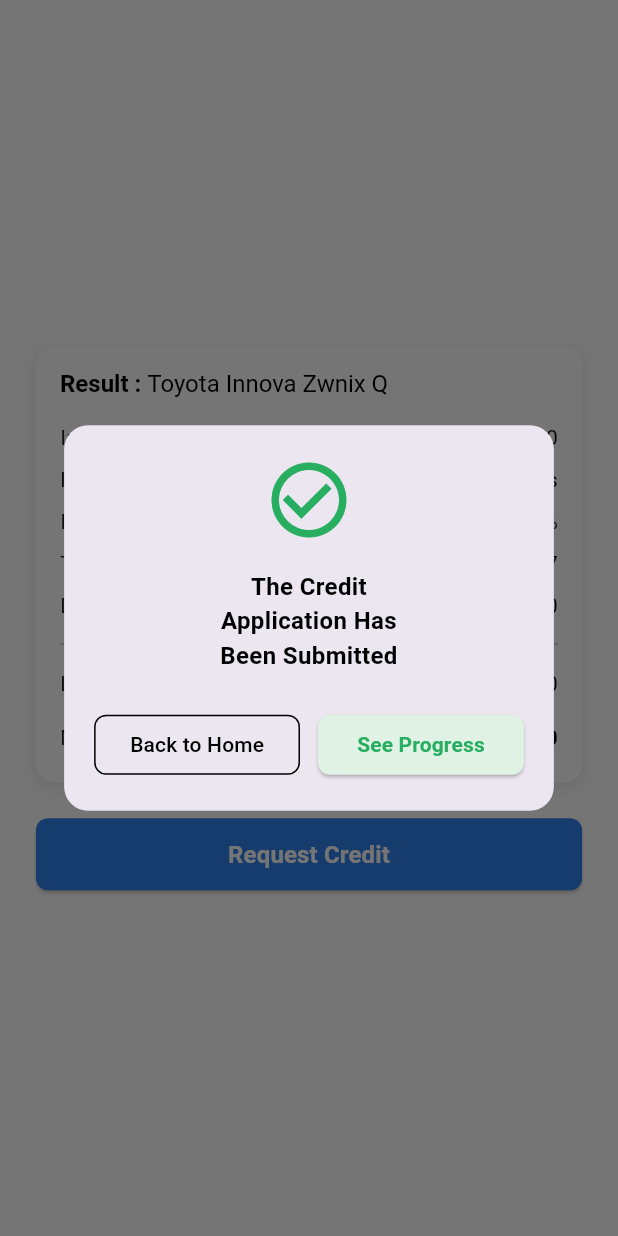
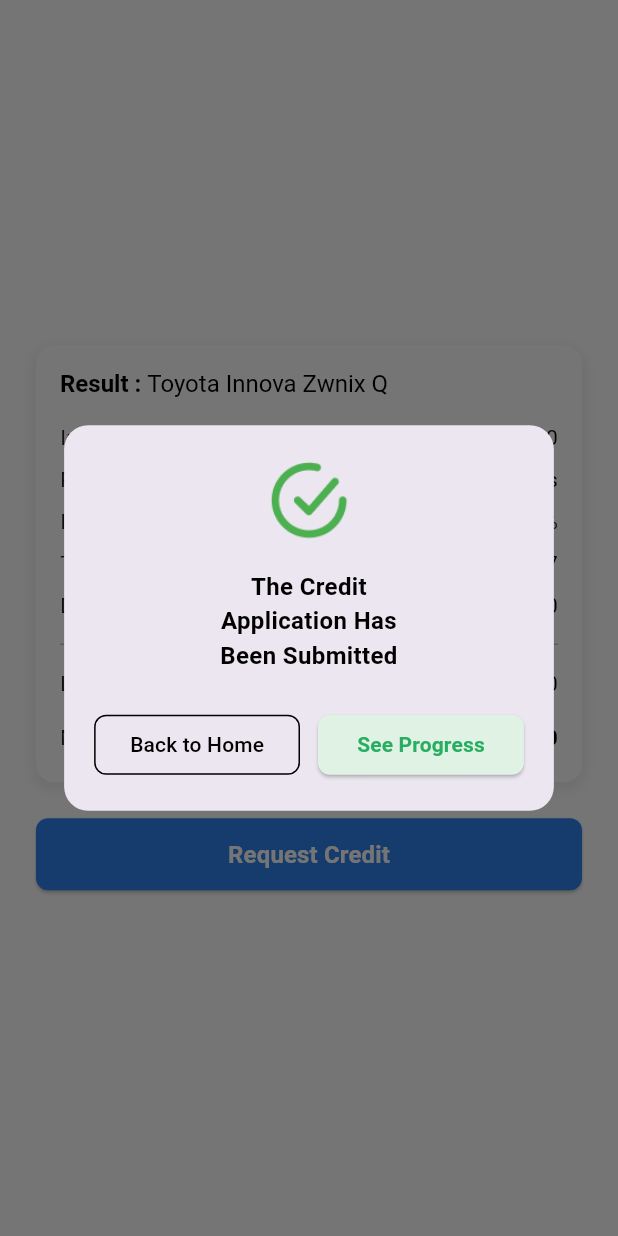
Before and after one commit to Pradeva/flutter-kredit, a Flutter app: the RequestCreditPage screen opened directly, after a tap on "Request Credit", on a phone screen of 412 x 824 dp. Run offline on Flutter 3.47's test engine with Material 3 defaults, Android fonts, the phone set to English and light mode, and no system bars.

Commit message:
Commit ulang file

```diff
--- a/lib/main.dart
+++ b/lib/main.dart
@@ -1,10 +1,10 @@
 import 'package:flutter/material.dart';
-
+import 'package:itdp/requestcreditpage.dart';
 import 'splash_screen.dart';
 
 void main() {
   runApp(MaterialApp(
     debugShowCheckedModeBanner: false,
-    home: SplashScreen(),
+    home: const RequestCreditPage(),
   ));
 }
--- a/lib/requestcreditpage.dart
+++ b/lib/requestcreditpage.dart
@@ -5,7 +5,6 @@
 
   @override
   Widget build(BuildContext context) {
-    // Data Dummy sesuai desain
     final dummyData = {
       "result": "Toyota Innova Zwnix Q",
       "initialPrice": "320.000.000",
@@ -25,7 +24,7 @@
           child: Column(
             mainAxisSize: MainAxisSize.min,
             children: [
-              // Card Box
+              // Card Info
               Container(
                 padding: const EdgeInsets.all(16),
                 decoration: BoxDecoration(
@@ -113,7 +112,7 @@
     );
   }
 
-  // Widget untuk baris teks
+  // Baris Informasi
   Widget _buildRow(String label, String value, {bool isBold = false}) {
     return Padding(
       padding: const EdgeInsets.symmetric(vertical: 4),
@@ -137,7 +136,7 @@
     );
   }
 
-  // Dialog sukses
+  // Pop-up Dialog Sukses
   void showSuccessDialog(BuildContext context) {
     showDialog(
       context: context,
@@ -150,8 +149,12 @@
           content: Column(
             mainAxisSize: MainAxisSize.min,
             children: [
-              const Icon(Icons.check_circle_outline,
-                  color: Color(0xFF27AE60), size: 60),
+              // 🔥 GANTI ICON → JADI GAMBAR DARI assets
+              Image.asset(
+                'assets/eva_checkmark-circle-outline.png',
+                width: 60,
+                height: 60,
+              ),
               const SizedBox(height: 16),
               const Text(
                 "The Credit\nApplication Has\nBeen Submitted",
@@ -165,11 +168,12 @@
               const SizedBox(height: 24),
               Row(
                 children: [
+                  // Tombol Back Home
                   Expanded(
                     child: OutlinedButton(
                       onPressed: () {
-                        Navigator.pop(context); // Tutup dialog
-                        Navigator.pop(context); // Kembali ke home
+                        Navigator.pop(context);
+                        Navigator.pop(context);
                       },
                       style: OutlinedButton.styleFrom(
                         side: const BorderSide(color: Colors.black),
@@ -182,14 +186,13 @@
                     ),
                   ),
                   const SizedBox(width: 12),
+                  // Tombol See Progress
                   Expanded(
                     child: ElevatedButton(
                       onPressed: () {
                         Navigator.pop(context);
-                        // TODO: Navigate ke progress
                         ScaffoldMessenger.of(context).showSnackBar(
-                          const SnackBar(
-                              content: Text("Go to Progress Page")),
+                          const SnackBar(content: Text("Go to Progress Page")),
                         );
                       },
                       style: ElevatedButton.styleFrom(
--- a/pubspec.yaml
+++ b/pubspec.yaml
@@ -68,6 +68,7 @@
     - assets/news_banner.png
     - assets/calculate_credit.png
     - assets/history_credit.png
+    - assets/eva_checkmark-circle-outline.png
 
   # An image asset can refer to one or more resolution-specific "variants", see
   # https://flutter.dev/to/resolution-aware-images
```
Also changed, not shown: assets/eva_checkmark-circle-outline.png (added).
